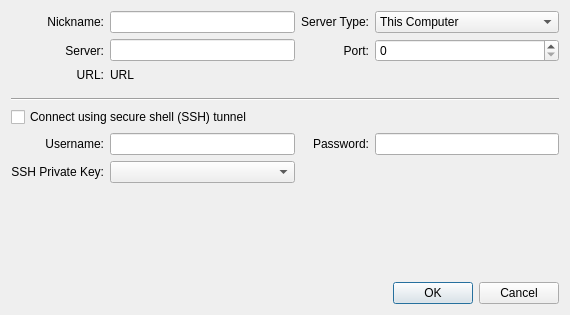
Before: the Qt Designer form GUI/Qt/Windows/DeepLearningServerEditor.ui in pyushkevich/itksnap, drawn with Qt 5.
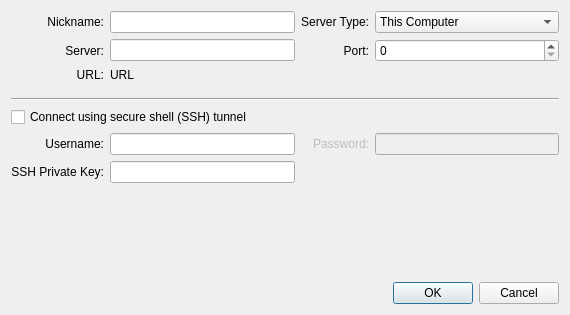
After: the same form once the commit is applied.

```diff
--- a/GUI/Qt/Windows/DeepLearningServerEditor.ui
+++ b/GUI/Qt/Windows/DeepLearningServerEditor.ui
@@ -42,7 +42,11 @@
     </widget>
    </item>
    <item row="11" column="3">
-    <widget class="QLineEdit" name="inSSHPassword"/>
+    <widget class="QLineEdit" name="inSSHPassword">
+     <property name="enabled">
+      <bool>false</bool>
+     </property>
+    </widget>
    </item>
    <item row="15" column="1">
     <spacer name="verticalSpacer">
@@ -105,6 +109,9 @@
    </item>
    <item row="11" column="2">
     <widget class="QLabel" name="label_13">
+     <property name="enabled">
+      <bool>false</bool>
+     </property>
      <property name="text">
       <string>Password:</string>
      </property>
@@ -137,9 +144,6 @@
      </property>
     </widget>
    </item>
-   <item row="14" column="1">
-    <widget class="QComboBox" name="inSSHKey"/>
-   </item>
    <item row="11" column="1">
     <widget class="QLineEdit" name="inSSHUsername"/>
    </item>
@@ -193,6 +197,9 @@
      </property>
     </widget>
    </item>
+   <item row="14" column="1">
+    <widget class="QLineEdit" name="inSSHPrivateKey"/>
+   </item>
   </layout>
  </widget>
  <tabstops>
```
Left out of the diff: 1 changed line with no effect on the pictures.
